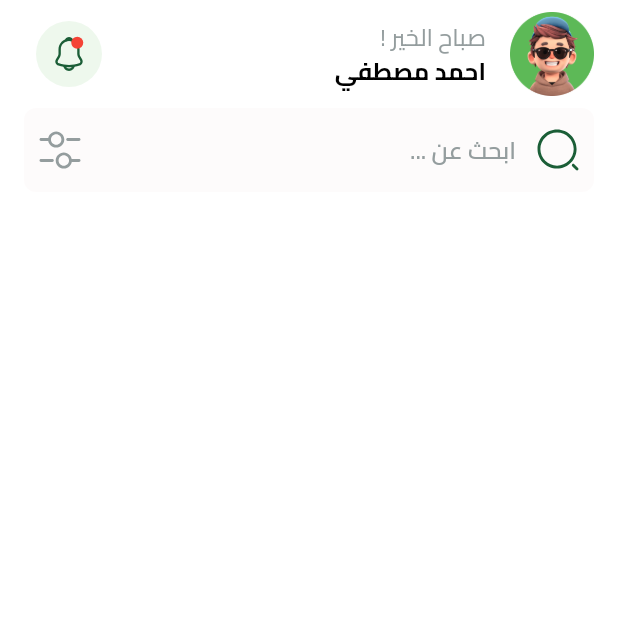
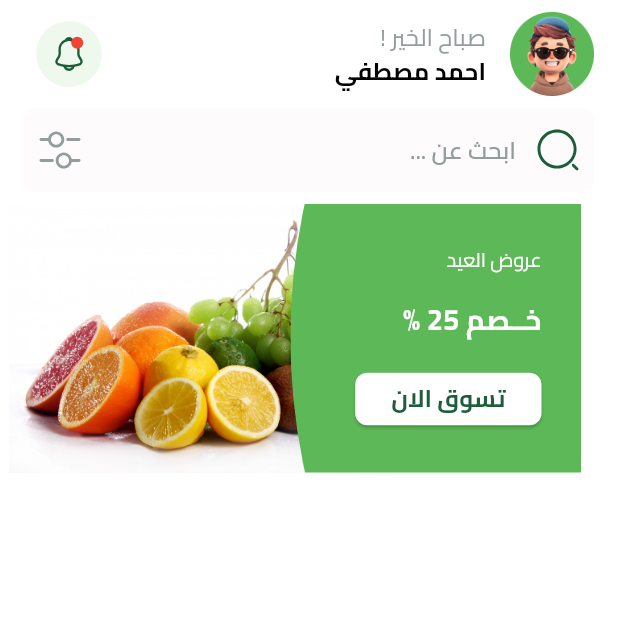
Before and after one commit to ElDaly15/Fruits-App, a Flutter app: the HomePageView screen opened by its route, on a phone screen of 412 x 824 dp, the top half of it. Run offline on Flutter 3.47's test engine with Material 3 defaults, Android fonts, the phone set to English and light mode, and no system bars; our stand-ins replace bloc, cloud_firestore, dartz, device_preview, firebase_auth, firebase_core and 7 more; missing offline and left inert: animated_snack_bar, flutter_facebook_auth; accounts and stored records are empty.

Commit message:
Add featured items list and image assets
- Added a new image asset `fruits.png` to the `assets/images` directory.
- Updated `app_images.dart` to include the new `fruits.png` asset path.
- Created `custom_list_view_of_feature_items.dart` widget to display a horizontal list of featured items.
- Created `feature_item.dart` widget to represent individual featured items with a background image, title, discount text, and a call-to-action button.
- Integrated the `CustomListViewOfFeatureItems` widget into the `home_page_view_body.dart` to display the list of featured items on the home page.

```diff
--- a/lib/core/utils/app_images.dart
+++ b/lib/core/utils/app_images.dart
@@ -20,7 +20,8 @@ class Assets {
 
   /// Assets for imagesFeaturedItemBackground
   /// assets/images/featured_item_background.svg
-  static const String imagesFeaturedItemBackground = "assets/images/featured_item_background.svg";
+  static const String imagesFeaturedItemBackground =
+      "assets/images/featured_item_background.svg";
 
   /// Assets for imagesFilter
   /// assets/images/filter.svg
@@ -40,19 +41,23 @@ class Assets {
 
   /// Assets for imagesPageViewItem1BackgroundImage
   /// assets/images/page_view_item1_background_image.svg
-  static const String imagesPageViewItem1BackgroundImage = "assets/images/page_view_item1_background_image.svg";
+  static const String imagesPageViewItem1BackgroundImage =
+      "assets/images/page_view_item1_background_image.svg";
 
   /// Assets for imagesPageViewItem1Image
   /// assets/images/page_view_item1_image.svg
-  static const String imagesPageViewItem1Image = "assets/images/page_view_item1_image.svg";
+  static const String imagesPageViewItem1Image =
+      "assets/images/page_view_item1_image.svg";
 
   /// Assets for imagesPageViewItem2BackgroundImage
   /// assets/images/page_view_item2_background_image.svg
-  static const String imagesPageViewItem2BackgroundImage = "assets/images/page_view_item2_background_image.svg";
+  static const String imagesPageViewItem2BackgroundImage =
+      "assets/images/page_view_item2_background_image.svg";
 
   /// Assets for imagesPageViewItem2Image
   /// assets/images/page_view_item2_image.svg
-  static const String imagesPageViewItem2Image = "assets/images/page_view_item2_image.svg";
+  static const String imagesPageViewItem2Image =
+      "assets/images/page_view_item2_image.svg";
 
   /// Assets for imagesPlant
   /// assets/images/plant.svg
@@ -76,37 +81,48 @@ class Assets {
 
   /// Assets for imagesVuesaxBoldHome
   /// assets/images/vuesax/bold/home.svg
-  static const String imagesVuesaxBoldHome = "assets/images/vuesax/bold/home.svg";
+  static const String imagesVuesaxBoldHome =
+      "assets/images/vuesax/bold/home.svg";
 
   /// Assets for imagesVuesaxBoldProducts
   /// assets/images/vuesax/bold/products.svg
-  static const String imagesVuesaxBoldProducts = "assets/images/vuesax/bold/products.svg";
+  static const String imagesVuesaxBoldProducts =
+      "assets/images/vuesax/bold/products.svg";
 
   /// Assets for imagesVuesaxBoldShoppingCart
   /// assets/images/vuesax/bold/shopping-cart.svg
-  static const String imagesVuesaxBoldShoppingCart = "assets/images/vuesax/bold/shopping-cart.svg";
+  static const String imagesVuesaxBoldShoppingCart =
+      "assets/images/vuesax/bold/shopping-cart.svg";
 
   /// Assets for imagesVuesaxBoldUser
   /// assets/images/vuesax/bold/user.svg
-  static const String imagesVuesaxBoldUser = "assets/images/vuesax/bold/user.svg";
+  static const String imagesVuesaxBoldUser =
+      "assets/images/vuesax/bold/user.svg";
 
   /// Assets for imagesVuesaxOutlineHome
   /// assets/images/vuesax/outline/home.svg
-  static const String imagesVuesaxOutlineHome = "assets/images/vuesax/outline/home.svg";
+  static const String imagesVuesaxOutlineHome =
+      "assets/images/vuesax/outline/home.svg";
 
   /// Assets for imagesVuesaxOutlineProducts
   /// assets/images/vuesax/outline/products.svg
-  static const String imagesVuesaxOutlineProducts = "assets/images/vuesax/outline/products.svg";
+  static const String imagesVuesaxOutlineProducts =
+      "assets/images/vuesax/outline/products.svg";
 
   /// Assets for imagesVuesaxOutlineShoppingCart
   /// assets/images/vuesax/outline/shopping-cart.svg
-  static const String imagesVuesaxOutlineShoppingCart = "assets/images/vuesax/outline/shopping-cart.svg";
+  static const String imagesVuesaxOutlineShoppingCart =
+      "assets/images/vuesax/outline/shopping-cart.svg";
 
   /// Assets for imagesVuesaxOutlineUser
   /// assets/images/vuesax/outline/user.svg
-  static const String imagesVuesaxOutlineUser = "assets/images/vuesax/outline/user.svg";
+  static const String imagesVuesaxOutlineUser =
+      "assets/images/vuesax/outline/user.svg";
 
   /// Assets for imagesWatermelonTest
   /// assets/images/watermelon_test.png
-  static const String imagesWatermelonTest = "assets/images/watermelon_test.png";
+  static const String imagesWatermelonTest =
+      "assets/images/watermelon_test.png";
+
+  static const String imagesFruits = "assets/images/fruits.png";
 }
--- /dev/null
+++ b/lib/featuers/home/presentation/views/widgets/custom_list_view_of_feature_items.dart
@@ -0,0 +1,22 @@
+import 'package:flutter/material.dart';
+import 'package:fruits_app/featuers/home/presentation/views/widgets/feature_item.dart';
+
+class CustomListViewOfFeatureItems extends StatelessWidget {
+  const CustomListViewOfFeatureItems({super.key});
+
+  @override
+  Widget build(BuildContext context) {
+    return SizedBox(
+      height: 195,
+      child: ListView.builder(
+          scrollDirection: Axis.horizontal,
+          itemCount: 4,
+          itemBuilder: (context, index) {
+            return const Padding(
+              padding: EdgeInsets.symmetric(horizontal: 16, vertical: 8),
+              child: FeatureItem(),
+            );
+          }),
+    );
+  }
+}
--- /dev/null
+++ b/lib/featuers/home/presentation/views/widgets/feature_item.dart
@@ -0,0 +1,75 @@
+import 'package:flutter/material.dart';
+import 'package:flutter_svg/svg.dart';
+import 'package:fruits_app/core/utils/app_colors.dart';
+import 'package:fruits_app/core/utils/app_images.dart';
+import 'package:fruits_app/core/utils/app_text_styles.dart';
+
+class FeatureItem extends StatelessWidget {
+  const FeatureItem({super.key});
+
+  @override
+  Widget build(BuildContext context) {
+    return Stack(
+      children: [
+        SizedBox(
+          width: 390,
+          child: AspectRatio(
+            aspectRatio: 2 / 1,
+            child: Container(
+              decoration: BoxDecoration(
+                borderRadius: BorderRadius.circular(16),
+              ),
+              width: 30,
+              child: Align(
+                alignment: Alignment.centerLeft,
+                child: Image.asset(
+                  scale: 2.5,
+                  Assets.imagesFruits,
+                ),
+              ),
+            ),
+          ),
+        ),
+        SvgPicture.asset(
+          Assets.imagesFeaturedItemBackground,
+          height: 195,
+        ),
+        Positioned(
+          right: 35,
+          bottom: 25,
+          left: 10,
+          child: Column(
+            crossAxisAlignment: CrossAxisAlignment.start,
+            mainAxisAlignment: MainAxisAlignment.center,
+            children: [
+              Padding(
+                padding: const EdgeInsets.only(bottom: 16),
+                child: Text(
+                  'عروض العيد',
+                  style: TextStyles.regular13.copyWith(color: Colors.white),
+                ),
+              ),
+              Padding(
+                padding: const EdgeInsets.only(bottom: 16),
+                child: Text(
+                  'خــصم 25 %',
+                  style: TextStyles.bold19.copyWith(color: Colors.white),
+                ),
+              ),
+              ElevatedButton(
+                  style: ElevatedButton.styleFrom(
+                      minimumSize: const Size(25, 35),
+                      shape: RoundedRectangleBorder(
+                          borderRadius: BorderRadius.circular(8)),
+                      backgroundColor: Colors.white),
+                  onPressed: () {},
+                  child: Text('تسوق الان',
+                      style: TextStyles.bold16
+                          .copyWith(color: AppColors.primaryColor))),
+            ],
+          ),
+        ),
+      ],
+    );
+  }
+}
--- a/lib/featuers/home/presentation/views/widgets/home_page_view_body.dart
+++ b/lib/featuers/home/presentation/views/widgets/home_page_view_body.dart
@@ -1,6 +1,7 @@
 import 'package:flutter/material.dart';
 import 'package:fruits_app/core/widgets/custom_search_text_field.dart';
 import 'package:fruits_app/featuers/home/presentation/views/widgets/custom_home_view_app_bar.dart';
+import 'package:fruits_app/featuers/home/presentation/views/widgets/custom_list_view_of_feature_items.dart';
 
 class HomePageViewBody extends StatelessWidget {
   const HomePageViewBody({super.key});
@@ -17,6 +18,7 @@ class HomePageViewBody extends StatelessWidget {
             onChanged: (value) {},
           ),
         ),
+        const CustomListViewOfFeatureItems(),
       ],
     );
   }
```
Also changed, not shown: assets/images/fruits.png (added).
